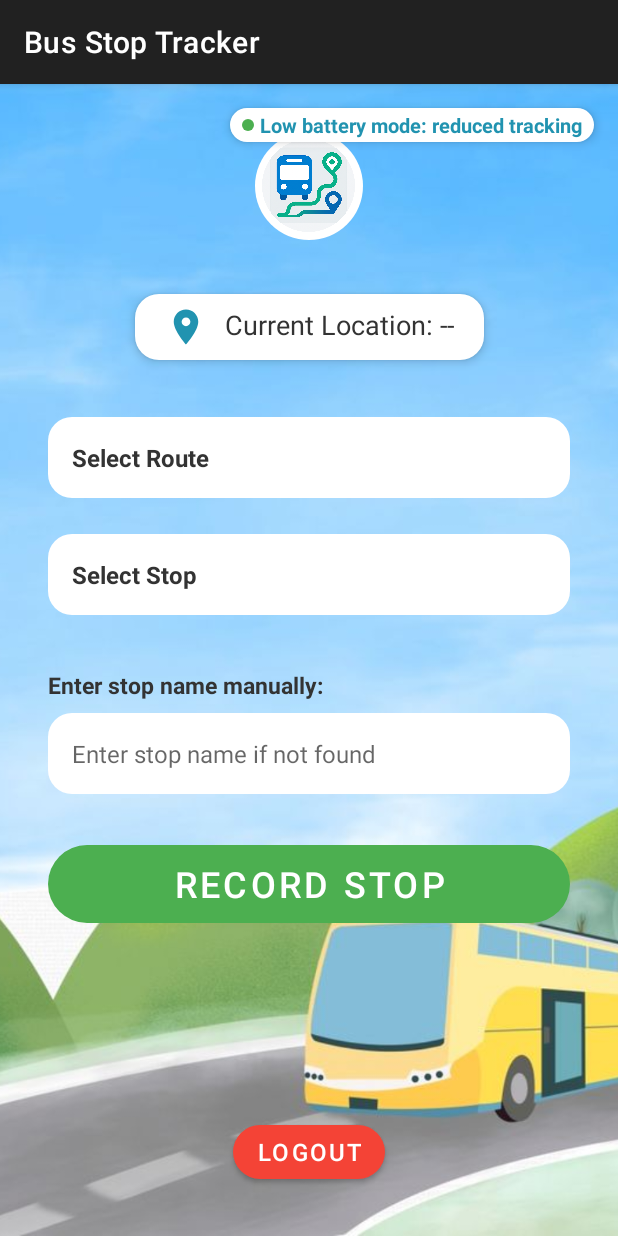
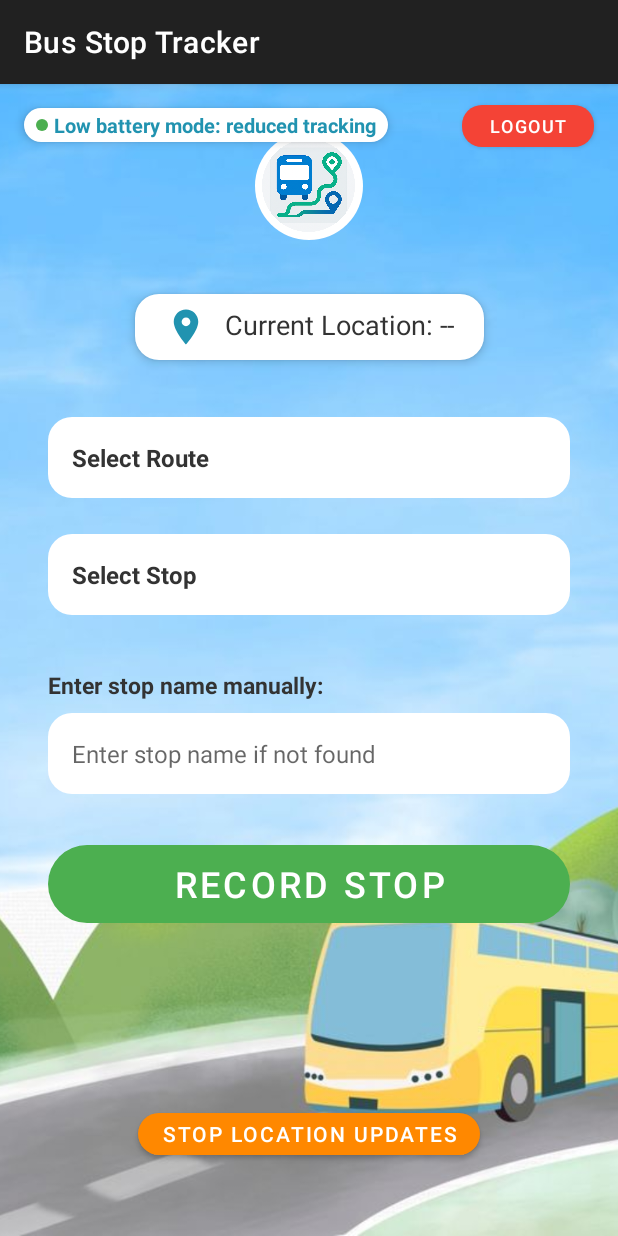
Before and after one commit to nammayatri/bus-route-tracker, an Android app: the MainActivity screen opened directly, with no data from a screen before it, on a phone screen of 412 x 824 dp. Run offline under Robolectric (Android 15) with nearby library versions, the phone set to English and light mode, and no system bars; 1 statement that could not run was skipped.

Commit message:
feat: enhance MainActivity with location tracking and UI improvements

```diff
--- a/android_route_tracker/app/src/main/java/com/example/routetracker/MainActivity.kt
+++ b/android_route_tracker/app/src/main/java/com/example/routetracker/MainActivity.kt
@@ -43,6 +43,7 @@ import com.google.android.material.card.MaterialCardView
 import okhttp3.RequestBody.Companion.toRequestBody
 import android.view.View
 import android.widget.ImageButton
+import com.google.android.gms.location.*
 
 data class StopDisplayItem(
     val stopName: String,
@@ -62,6 +63,7 @@ class MainActivity : AppCompatActivity() {
     private lateinit var recordButton: MaterialButton
     private lateinit var statusText: TextView
     private lateinit var logoutButton: MaterialButton
+    private lateinit var toggleLocationButton: MaterialButton
     private lateinit var currentLocationText: TextView
     private lateinit var stopField: TextView
     private lateinit var topStopsLayout: LinearLayout
@@ -75,6 +77,10 @@ class MainActivity : AppCompatActivity() {
     private var lastKnownLocation: Location? = null
     private var selectedStop: StopDisplayItem? = null
     private var lastSentLocation: Location? = null
+    private var isBackendUpdateInProgress = false
+
+    private lateinit var fusedLocationClient: FusedLocationProviderClient
+    private lateinit var locationCallback: LocationCallback
 
     override fun onCreate(savedInstanceState: Bundle?) {
         super.onCreate(savedInstanceState)
@@ -84,6 +90,7 @@ class MainActivity : AppCompatActivity() {
         recordButton = findViewById(R.id.recordButton)
         statusText = findViewById(R.id.statusText)
         logoutButton = findViewById(R.id.logoutButton)
+        toggleLocationButton = findViewById(R.id.toggleLocationButton)
         currentLocationText = findViewById(R.id.currentLocationText)
         stopField = findViewById(R.id.stopField)
         topStopsLayout = findViewById(R.id.topStopsLayout)
@@ -92,12 +99,32 @@ class MainActivity : AppCompatActivity() {
         checkAndRequestPermissions()
         registerNetworkReceiver()
         checkBatteryStatus()
+        fusedLocationClient = LocationServices.getFusedLocationProviderClient(this)
+        locationCallback = object : LocationCallback() {
+            override fun onLocationResult(locationResult: LocationResult) {
+                val location = locationResult.lastLocation
+                if (location != null) {
+                    lastKnownLocation = location
+                    updateCurrentLocationText(location)
+                    updateStopListWithFilter(findViewById<EditText>(R.id.stopSearchEdit)?.text?.toString() ?: "")
+                    // Do NOT sendLocationUpdate from MainActivity; backend updates are handled by LocationService
+                }
+            }
+        }
         startLocationUpdatesEvery3Sec()
 
         logoutButton.setOnClickListener {
             getSharedPreferences("Auth", MODE_PRIVATE).edit().clear().apply()
             startActivity(Intent(this, LoginActivity::class.java))
             finish()
+        }
+
+        toggleLocationButton.setOnClickListener {
+            if (isTracking) {
+                stopLocationTracking()
+            } else {
+                startLocationTracking()
+            }
         }
 
         routeField.setOnClickListener { showRoutePickerDialog() }
@@ -158,6 +185,7 @@ class MainActivity : AppCompatActivity() {
 
         if (!isTracking) {
             try {
+                // Do NOT remove MainActivity's location updates; keep UI always live
                 val intent = Intent(this, LocationService::class.java).apply {
                     putExtra("update_interval", Constants.LOCATION_UPDATE_INTERVAL)
                 }
@@ -168,12 +196,14 @@ class MainActivity : AppCompatActivity() {
                 }
                 isTracking = true
                 updateUIForTrackingState()
+                updateOnlineStatus()
                 Toast.makeText(this, "Location tracking started", Toast.LENGTH_SHORT).show()
             } catch (e: Exception) {
-                Log.e("MainActivity", "Failed to start location tracking: ${e.message}")
+                Log.e("MainActivity", "Failed to start location tracking: ", e)
                 Toast.makeText(this, "Failed to start location tracking", Toast.LENGTH_SHORT).show()
                 isTracking = false
                 updateUIForTrackingState()
+                updateOnlineStatus()
             }
         }
     }
@@ -182,21 +212,15 @@ class MainActivity : AppCompatActivity() {
         if (isTracking) {
             try {
                 stopService(Intent(this, LocationService::class.java))
+                // Do NOT re-register location updates; UI updates are always active
                 isTracking = false
                 updateUIForTrackingState()
+                updateOnlineStatus()
                 Toast.makeText(this, "Location tracking stopped", Toast.LENGTH_SHORT).show()
             } catch (e: Exception) {
-                Log.e("MainActivity", "Failed to stop location tracking: ${e.message}")
+                Log.e("MainActivity", "Failed to stop location tracking: ", e)
                 Toast.makeText(this, "Failed to stop location tracking", Toast.LENGTH_SHORT).show()
             }
-        }
-    }
-
-    private fun toggleLocationTracking() {
-        if (isTracking) {
-            stopLocationTracking()
-        } else {
-            startLocationTracking()
         }
     }
 
@@ -205,9 +229,13 @@ class MainActivity : AppCompatActivity() {
             if (isTracking) {
                 statusText.text = "Location tracking is active"
                 recordButton.isEnabled = true
+                toggleLocationButton.text = "Stop Location Updates"
+                toggleLocationButton.setBackgroundColor(resources.getColor(android.R.color.holo_orange_dark, null))
             } else {
                 statusText.text = "Location tracking is stopped"
                 recordButton.isEnabled = false
+                toggleLocationButton.text = "Start Location Updates"
+                toggleLocationButton.setBackgroundColor(resources.getColor(android.R.color.holo_green_dark, null))
             }
         }
     }
@@ -617,65 +645,6 @@ class MainActivity : AppCompatActivity() {
         }
     }
 
-    private fun sendLocationUpdate(latitude: Double, longitude: Double) {
-        if (!isTracking) return
-        if (!Constants.SEND_LOCATION_UPDATES) {
-            Log.d("MainActivity", "SEND_LOCATION_UPDATES is false, skipping backend location update.")
-            return
-        }
-
-        val sessionCookie = getSessionCookie()
-        if (sessionCookie == null) {
-            SessionHelper.handleSessionExpired(this)
-            return
-        }
-
-        try {
-            val routeName = routeField.text.toString()
-            val stopName = routeField.text.toString()
-            val routeIndex = routes.indexOfFirst { it.getString("route_name") == routeName }
-            val stopIndex = stops.indexOfFirst { it.getString("stop_name") == stopName }
-
-            val json = JSONObject().apply {
-                put("lat", latitude)
-                put("lon", longitude)
-                put("timestamp", System.currentTimeMillis())
-                if (routeIndex != -1 && stopIndex != -1) {
-                    put("route_id", routes[routeIndex].getString("route_code"))
-                    put("stop_id", stops[stopIndex].getString("stop_id"))
-                    put("stop_name", stops[stopIndex].getString("stop_name"))
-                }
-            }
-
-            val url = "${Constants.BASE_URL}/routeTrackerApi/location-update"
-            val body = json.toString().toRequestBody("application/json".toMediaType())
-            val request = Request.Builder()
-                .url(url)
-                .post(body)
-                .addHeader("Cookie", sessionCookie)
-                .build()
-
-            OkHttpClient().newCall(request).enqueue(object : Callback {
-                override fun onFailure(call: Call, e: IOException) {
-                    Log.e("MainActivity", "Failed to send location update: ${e.message}")
-                }
-                override fun onResponse(call: Call, response: Response) {
-                    if (response.code == 401) {
-                        runOnUiThread {
-                            SessionHelper.handleSessionExpired(this@MainActivity)
-                        }
-                        return
-                    }
-                    if (!response.isSuccessful) {
-                        Log.e("MainActivity", "Failed to send location update: ${response.code}")
-                    }
-                }
-            })
-        } catch (e: Exception) {
-            Log.e("MainActivity", "Error sending location update: ${e.message}")
-        }
-    }
-
     private fun registerNetworkReceiver() {
         // TODO: For Android N+ use ConnectivityManager.NetworkCallback for network changes. This is required for future-proofing as CONNECTIVITY_ACTION is deprecated.
         val filter = IntentFilter(ConnectivityManager.CONNECTIVITY_ACTION)
@@ -693,7 +662,14 @@ class MainActivity : AppCompatActivity() {
     private fun updateOnlineStatus() {
         runOnUiThread {
             recordButton.isEnabled = isOnline && !isLowBattery
-            statusText.text = if (isOnline) "Online" else "Offline"
+            val statusDot = findViewById<View>(R.id.statusCard).findViewById<View>(R.id.statusDot)
+            if (isTracking) {
+                statusText.text = "Online"
+                statusDot?.setBackgroundResource(R.drawable.green_dot)
+            } else {
+                statusText.text = "Location tracking off"
+                statusDot?.setBackgroundResource(R.drawable.red_dot)
+            }
         }
     }
 
@@ -716,28 +692,12 @@ class MainActivity : AppCompatActivity() {
     }
 
     private fun startLocationUpdatesEvery3Sec() {
-        val fusedLocationClient = com.google.android.gms.location.LocationServices.getFusedLocationProviderClient(this)
-        val handler = android.os.Handler(mainLooper)
-        val runnable = object : Runnable {
-            override fun run() {
-                try {
-                    fusedLocationClient.lastLocation.addOnSuccessListener { location: Location? ->
-                        if (location != null) {
-                            lastKnownLocation = location
-                            updateCurrentLocationText(location)
-                            updateStopListWithFilter(findViewById<EditText>(R.id.stopSearchEdit)?.text?.toString() ?: "")
-                            // Only send location update if threshold is crossed
-                            if (shouldSendLocation(location)) {
-                                sendLocationUpdate(location.latitude, location.longitude)
-                                lastSentLocation = Location(location) // Make a copy
-                            }
-                        }
-                    }
-                } catch (e: Exception) {}
-                handler.postDelayed(this, Constants.LOCATION_UPDATE_INTERVAL)
-            }
+        val locationRequest = LocationRequest.create().apply {
+            interval = Constants.LOCATION_UPDATE_INTERVAL
+            fastestInterval = Constants.LOCATION_UPDATE_INTERVAL
+            priority = LocationRequest.PRIORITY_HIGH_ACCURACY
         }
-        handler.post(runnable)
+        fusedLocationClient.requestLocationUpdates(locationRequest, locationCallback, mainLooper)
     }
 
     private fun shouldSendLocation(newLocation: Location): Boolean {
@@ -811,4 +771,9 @@ class MainActivity : AppCompatActivity() {
             isLocationServiceRunning = true
         }
     }
+
+    override fun onDestroy() {
+        super.onDestroy()
+        fusedLocationClient.removeLocationUpdates(locationCallback)
+    }
 }
--- /dev/null
+++ b/android_route_tracker/app/src/main/res/drawable/red_dot.xml
@@ -0,0 +1,4 @@
+<shape xmlns:android="http://schemas.android.com/apk/res/android" android:shape="oval">
+    <size android:width="8dp" android:height="8dp"/>
+    <solid android:color="#F44336"/>
+</shape>
--- a/android_route_tracker/app/src/main/res/layout/activity_main.xml
+++ b/android_route_tracker/app/src/main/res/layout/activity_main.xml
@@ -14,11 +14,16 @@
             android:src="@drawable/bg"
             android:scaleType="centerCrop"/>
 
+        <ScrollView
+            android:layout_width="match_parent"
+            android:layout_height="match_parent"
+            android:fillViewport="true"
+            android:overScrollMode="never">
             <androidx.constraintlayout.widget.ConstraintLayout
                 android:layout_width="match_parent"
-            android:layout_height="match_parent">
+                android:layout_height="wrap_content">
 
-            <!-- Top row: App icon centered, online status very small at top right -->
+                <!-- Top row: App icon centered -->
                 <FrameLayout
                     android:id="@+id/appLogoContainer"
                     android:layout_width="72dp"
@@ -41,6 +46,7 @@
                         android:contentDescription="App Logo"/>
                 </FrameLayout>
 
+                <!-- Online status at extreme left -->
                 <LinearLayout
                     android:id="@+id/statusCard"
                     android:layout_width="wrap_content"
@@ -54,10 +60,11 @@
                     android:elevation="4dp"
                     android:gravity="center_vertical"
                     app:layout_constraintTop_toTopOf="parent"
-                app:layout_constraintEnd_toEndOf="parent"
+                    app:layout_constraintStart_toStartOf="parent"
                     android:layout_marginTop="16dp"
-                android:layout_marginEnd="16dp">
+                    android:layout_marginStart="16dp">
                     <View
+                        android:id="@+id/statusDot"
                         android:layout_width="8dp"
                         android:layout_height="8dp"
                         android:layout_gravity="center_vertical"
@@ -73,6 +80,21 @@
                         android:textColor="#2193b0"
                         android:gravity="center_vertical"/>
                 </LinearLayout>
+
+                <!-- Logout button at extreme right -->
+                <com.google.android.material.button.MaterialButton
+                    android:id="@+id/logoutButton"
+                    android:layout_width="wrap_content"
+                    android:layout_height="40dp"
+                    android:text="Logout"
+                    android:textSize="12sp"
+                    app:cornerRadius="13dp"
+                    app:backgroundTint="#F44336"
+                    app:iconPadding="0dp"
+                    app:layout_constraintTop_toTopOf="parent"
+                    app:layout_constraintEnd_toEndOf="parent"
+                    android:layout_marginTop="8dp"
+                    android:layout_marginEnd="16dp"/>
 
                 <!-- Current location, beautified with pin icon -->
                 <LinearLayout
@@ -196,6 +218,7 @@
                     android:textSize="24sp"
                     app:cornerRadius="32dp"
                     app:backgroundTint="#4CAF50"
+                    android:textColor="#FFFFFF"
                     app:layout_constraintTop_toBottomOf="@id/manualStopEdit"
                     app:layout_constraintStart_toStartOf="parent"
                     app:layout_constraintEnd_toEndOf="parent"
@@ -203,22 +226,24 @@
                     android:layout_marginStart="32dp"
                     android:layout_marginEnd="32dp"/>
 
-            <!-- Logout button at the bottom center -->
                 <com.google.android.material.button.MaterialButton
-                android:id="@+id/logoutButton"
+                    android:id="@+id/toggleLocationButton"
                     android:layout_width="wrap_content"
-                android:layout_height="wrap_content"
-                android:text="Logout"
-                android:textSize="16sp"
-                app:cornerRadius="24dp"
-                app:backgroundTint="#F44336"
+                    android:layout_height="40dp"
+                    android:text="Stop Location Updates"
+                    android:textSize="14sp"
+                    app:cornerRadius="16dp"
+                    app:backgroundTint="#FF9800"
                     app:iconPadding="0dp"
                     app:layout_constraintBottom_toBottomOf="parent"
                     app:layout_constraintStart_toStartOf="parent"
                     app:layout_constraintEnd_toEndOf="parent"
-                android:layout_marginBottom="32dp"/>
+                    android:layout_marginBottom="48dp"
+                    android:layout_marginStart="32dp"
+                    android:layout_marginEnd="32dp"/>
 
             </androidx.constraintlayout.widget.ConstraintLayout>
+        </ScrollView>
     </FrameLayout>
 
 </androidx.coordinatorlayout.widget.CoordinatorLayout>
```
Lines whose indentation alone changed are shown as unchanged.
